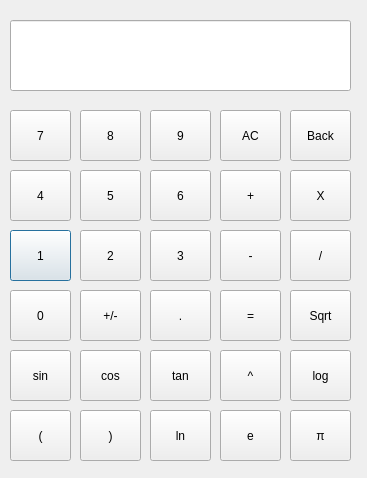
Qt form calculator.ui (taapas1128/Calculator_pyqt) before a commit.
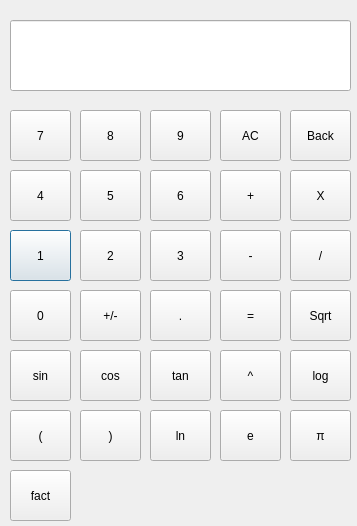
The same form after that commit.

What changed in the file:
```diff
--- a/calculator.ui
+++ b/calculator.ui
@@ -6,8 +6,8 @@
    <rect>
     <x>0</x>
     <y>0</y>
-    <width>367</width>
-    <height>478</height>
+    <width>357</width>
+    <height>526</height>
    </rect>
   </property>
   <property name="windowTitle">
@@ -416,6 +416,19 @@
     <string>π</string>
    </property>
   </widget>
+  <widget class="QPushButton" name="fact">
+   <property name="geometry">
+    <rect>
+     <x>10</x>
+     <y>470</y>
+     <width>61</width>
+     <height>51</height>
+    </rect>
+   </property>
+   <property name="text">
+    <string>fact</string>
+   </property>
+  </widget>
  </widget>
  <resources/>
  <connections/>
```
Left out of the diff: 5 changed lines with no effect on the pictures.
